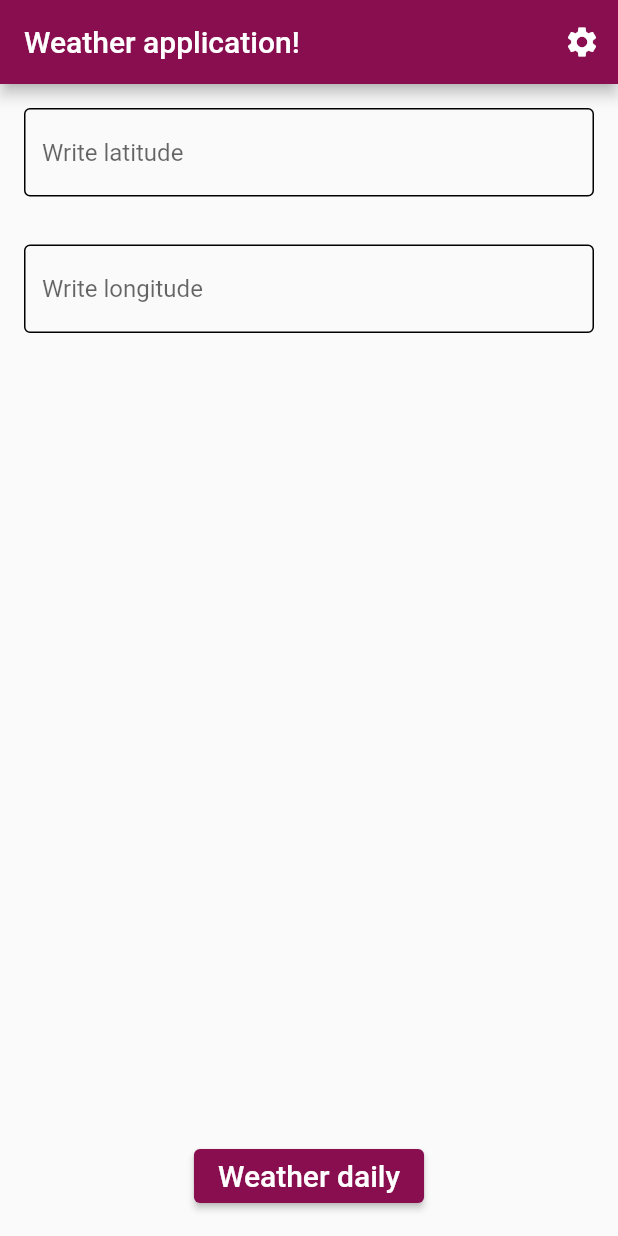
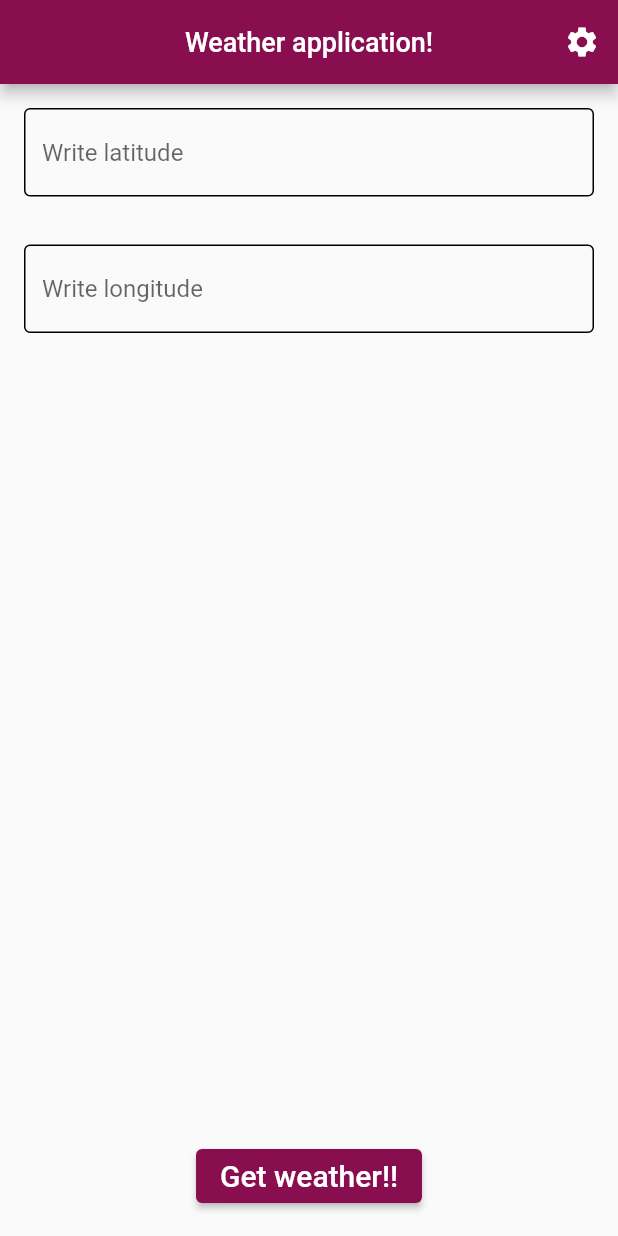
Before and after one commit to Dedicated407/weather_app, a Flutter app: the screen it shows after launch, on a phone screen of 412 x 824 dp. Run offline on Flutter 3.47's test engine with Material 2 defaults, Android fonts, the phone set to English and light mode, and no system bars; our stand-ins replace dio, equatable, flutter_bloc, get_it.

Commit message:
Add final view for WeatherDaily and add modelview for HomeView

```diff
--- a/lib/internal/application.dart
+++ b/lib/internal/application.dart
@@ -1,6 +1,5 @@
 import 'package:flutter/material.dart';
-import '../presentation/home.dart';
-import '../presentation/page/weather_page.dart';
+import '../presentation/page/weather_daily/weather_page.dart';
 import '../presentation/settings_page.dart';
 
 class Application extends StatelessWidget {
@@ -15,11 +14,10 @@ class Application extends StatelessWidget {
         backgroundColor: _materialColor,
         visualDensity: VisualDensity.adaptivePlatformDensity,
       ),
-      home: const Home(),
+      home: const WeatherPage(),
       routes: {
         '/weather_daily': (context) => const WeatherPage(),
         '/settings': (context) => const SettingsPage(),
-        '/home': (context) => const Home(),
       },
     );
   }
--- a/lib/presentation/bloc/weather_bloc.dart
+++ b/lib/presentation/bloc/weather_bloc.dart
@@ -7,11 +7,12 @@ import '../../domain/usecase/weather_use_case.dart';
 class WeatherListBloc extends Bloc<WeatherEvent, WeatherState> {
   final WeatherListUseCase useCase;
 
-  WeatherListBloc({required this.useCase}) : super(WeatherInitial()) {
-    on<GetWeatherEvent>(_getDataEvent);
+  WeatherListBloc({required this.useCase}) : super(WeatherLoading()) {
+    on<WeatherEventImpl>(_getDataEvent);
+    on<WeatherDropEventImpl>(_dropDataEvent);
   }
 
-  _getDataEvent(GetWeatherEvent event, emit) async {
+  _getDataEvent(WeatherEventImpl event, emit) async {
     emit(WeatherLoading());
 
     final result = await useCase.getWeatherList(
@@ -20,4 +21,8 @@ class WeatherListBloc extends Bloc<WeatherEvent, WeatherState> {
 
     emit(WeatherLoaded(list: result));
   }
+
+  _dropDataEvent(WeatherDropEventImpl event, emit) async {
+    emit(WeatherLoading());
+  }
 }
--- a/lib/presentation/bloc/weather_event.dart
+++ b/lib/presentation/bloc/weather_event.dart
@@ -3,13 +3,21 @@ import 'package:flutter/cupertino.dart';
 
 @immutable
 abstract class WeatherEvent extends Equatable {
-  String latitude = "0.0";
-  String longitude = "0.0";
 }
 
-class GetWeatherEvent extends WeatherEvent {
-  GetWeatherEvent();
+class WeatherEventImpl extends WeatherEvent {
+  String latitude;
+  String longitude;
+
+  WeatherEventImpl({this.latitude = "0.0", this.longitude = "0.0"});
 
   @override
   List<Object?> get props => [];
 }
+
+class WeatherDropEventImpl extends WeatherEvent {
+  WeatherDropEventImpl();
+
+  @override
+  List<Object?> get props => [];
+}
--- a/lib/presentation/bloc/weather_state.dart
+++ b/lib/presentation/bloc/weather_state.dart
@@ -6,11 +6,6 @@ import '../../domain/model/weather_model.dart';
 @immutable
 abstract class WeatherState extends Equatable {
   const WeatherState();
-}
-
-class WeatherInitial extends WeatherState {
-  @override
-  List<Object> get props => [];
 }
 
 class WeatherLoading extends WeatherState {
--- a/lib/presentation/home.dart
+++ b/lib/presentation/home.dart
@@ -1,4 +1,8 @@
 import 'package:flutter/material.dart';
+import 'package:flutter_bloc/flutter_bloc.dart';
+import 'package:weather_app/presentation/bloc/weather_event.dart';
+
+import 'bloc/weather_bloc.dart';
 
 class Home extends StatefulWidget {
   const Home({Key? key}) : super(key: key);
@@ -8,50 +12,38 @@ class Home extends StatefulWidget {
 }
 
 class _HomeState extends State<Home> {
+  String latitude = '';
+  String longitude = '';
+
   @override
   Widget build(BuildContext context) {
-    return Scaffold(
-      appBar: AppBar(
-        title: const Text('Weather application!'),
-        automaticallyImplyLeading: false,
-        actions: <Widget>[
-          IconButton(
-            icon: const Icon(Icons.settings),
-            tooltip: 'Settings',
-            onPressed: () {
-              Navigator.pushNamed(context, '/settings');
-            },
-          )
-        ],
-      ),
-      body: _buildBody(),
-    );
-  }
-
-  Widget _buildBody() {
     return Column(mainAxisSize: MainAxisSize.max, children: [
       Expanded(
-          child: Column(children: const [
+          child: Column(children: [
         Padding(
-            padding: EdgeInsets.all(16),
+            padding: const EdgeInsets.all(16),
             child: TextField(
-              decoration: InputDecoration(
+              onChanged: (value) => setState(() => latitude = value),
+              decoration: const InputDecoration(
                 enabledBorder: OutlineInputBorder(
                     borderSide: BorderSide(color: Colors.black)),
                 focusedBorder: OutlineInputBorder(
-                    borderSide: BorderSide(color: Color.fromRGBO(136, 14, 79, 1))),
+                    borderSide:
+                        BorderSide(color: Color.fromRGBO(136, 14, 79, 1))),
                 hintText: 'Write latitude',
                 focusColor: Colors.red,
               ),
             )),
         Padding(
-            padding: EdgeInsets.all(16),
+            padding: const EdgeInsets.all(16),
             child: TextField(
-              decoration: InputDecoration(
+              onChanged: (value) => setState(() => longitude = value),
+              decoration: const InputDecoration(
                 enabledBorder: OutlineInputBorder(
                     borderSide: BorderSide(color: Colors.black)),
                 focusedBorder: OutlineInputBorder(
-                    borderSide: BorderSide(color: Color.fromRGBO(136, 14, 79, 1))),
+                    borderSide:
+                        BorderSide(color: Color.fromRGBO(136, 14, 79, 1))),
                 hintText: 'Write longitude',
                 focusColor: Colors.red,
               ),
@@ -61,11 +53,12 @@ class _HomeState extends State<Home> {
         padding: const EdgeInsets.all(16),
         child: ElevatedButton(
           child: const Text(
-            'Weather daily',
+            'Get weather!!',
             style: TextStyle(fontSize: 20),
           ),
           onPressed: () {
-            Navigator.pushNamed(context, '/weather_daily');
+            BlocProvider.of<WeatherListBloc>(context).add(
+                WeatherEventImpl(latitude: latitude, longitude: longitude));
           },
         ),
       ),
--- /dev/null
+++ b/lib/presentation/page/home/home_view.dart
@@ -0,0 +1,16 @@
+import 'package:flutter/material.dart';
+import '../../home.dart';
+
+class HomeView extends StatefulWidget {
+  const HomeView({Key? key}) : super(key: key);
+
+  @override
+  State<HomeView> createState() => _HomeViewState();
+}
+
+class _HomeViewState extends State<HomeView> {
+  @override
+  Widget build(BuildContext context) {
+    return const Home();
+  }
+}
--- a/lib/presentation/page/weather_page.dart
+++ b/lib/presentation/page/weather_daily/weather_page.dart
@@ -1,10 +1,9 @@
 import 'package:flutter/material.dart';
 import 'package:flutter_bloc/flutter_bloc.dart';
-import 'package:weather_app/presentation/page/weather_view.dart';
+import 'package:weather_app/presentation/page/weather_daily/weather_view.dart';
 
-import '../../internal/dependencies/injection.dart';
-import '../bloc/weather_bloc.dart';
-import '../bloc/weather_event.dart';
+import '../../../internal/dependencies/injection.dart';
+import '../../bloc/weather_bloc.dart';
 
 class WeatherPage extends StatefulWidget {
   const WeatherPage({Key? key}) : super(key: key);
@@ -18,7 +17,7 @@ class _WeatherPageState extends State<WeatherPage> {
   Widget build(BuildContext context) {
     return MultiBlocProvider(providers: [
       BlocProvider(
-        create: (_) => serviceLocator<WeatherListBloc>()..add(GetWeatherEvent()),
+        create: (_) => serviceLocator<WeatherListBloc>(),
       )
     ], child: const WeatherView());
   }
--- a/lib/presentation/page/weather_view.dart
+++ b/lib/presentation/page/weather_daily/weather_view.dart
@@ -1,9 +1,10 @@
 import 'package:flutter/material.dart';
 import 'package:flutter_bloc/flutter_bloc.dart';
 
-import '../bloc/weather_bloc.dart';
-import '../bloc/weather_state.dart';
-import '../weather_daily_page.dart';
+import '../../bloc/weather_bloc.dart';
+import '../../bloc/weather_state.dart';
+import '../../weather_daily_page.dart';
+import '../home/home_view.dart';
 
 class WeatherView extends StatefulWidget {
   const WeatherView({Key? key}) : super(key: key);
@@ -18,10 +19,18 @@ class _WeatherViewState extends State<WeatherView> {
     return Scaffold(
       appBar: AppBar(
         centerTitle: true,
-        title: const Text(
-          "Weather daily info",
+        title: const Text('Weather application!',
           style: TextStyle(fontSize: 18),
         ),
+        actions: <Widget>[
+          IconButton(
+            icon: const Icon(Icons.settings),
+            tooltip: 'Settings',
+            onPressed: () {
+              Navigator.pushNamed(context, '/settings');
+            },
+          )
+        ],
       ),
       body: SizedBox.expand(
         child: BlocConsumer<WeatherListBloc, WeatherState>(
@@ -30,7 +39,7 @@ class _WeatherViewState extends State<WeatherView> {
             if (state is WeatherLoaded) {
               return WeatherDailyView(weatherList: state.list);
             } else {
-              return const WeatherDailyView(weatherList: []);
+              return const HomeView();
             }
           },
         ),
```
Also changed, not shown: lib/data/api/model/daily_weather_dto.dart (+13 -13 lines), lib/data/api/service/weather_service.dart (+8 -1 lines), lib/presentation/custom/RoundButton.dart (deleted, +0 -28 lines), lib/presentation/custom/icon_text.dart (deleted, +0 -21 lines), lib/presentation/custom/weather_card.dart (+89 -47 lines), lib/presentation/page/home/home_page.dart (added, +16 -0 lines), lib/presentation/settings_page.dart (+4 -12 lines), lib/presentation/weather_daily_page.dart (+6 -49 lines).
